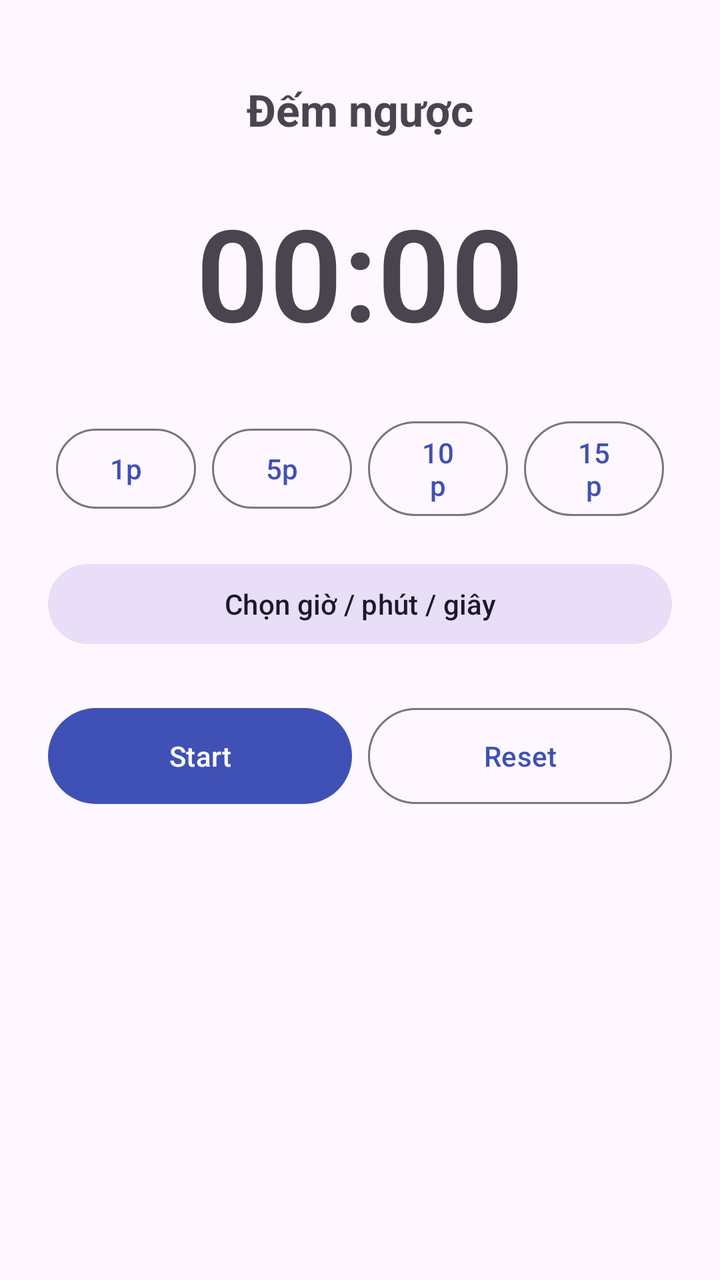
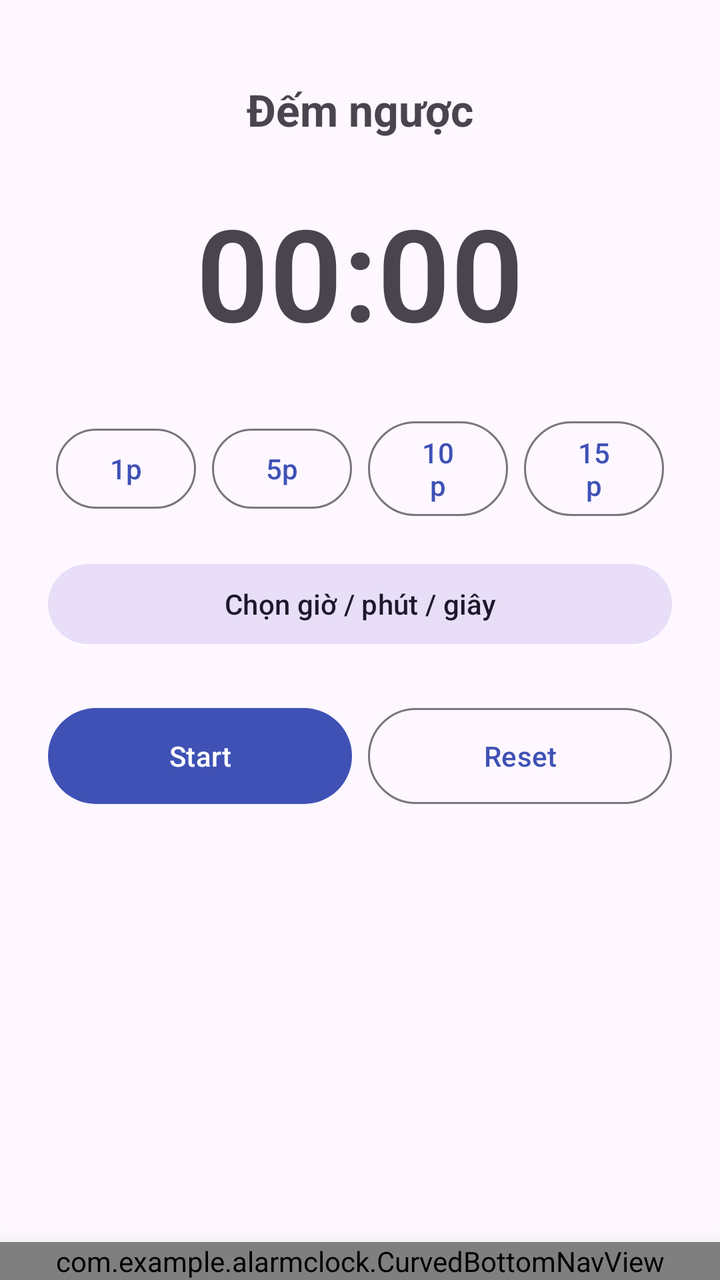

The first picture is an Android layout as it rendered before a commit; the second is the same layout after the commit. The layout source and the unified diff follow.
<!-- AndroidManifest.xml: activity theme Theme.AlarmClock -->
<!-- res/layout/activity_timer.xml -->
<?xml version="1.0" encoding="utf-8"?>
<ScrollView xmlns:android="http://schemas.android.com/apk/res/android"
    xmlns:app="http://schemas.android.com/apk/res-auto"
    android:layout_width="match_parent"
    android:layout_height="match_parent"
    android:fillViewport="true"
    android:background="?android:attr/colorBackground">

    <LinearLayout
        android:layout_width="match_parent"
        android:layout_height="wrap_content"
        android:orientation="vertical"
        android:gravity="center_horizontal"
        android:padding="24dp">

        <TextView
            android:layout_width="wrap_content"
            android:layout_height="wrap_content"
            android:text="Đếm ngược"
            android:textSize="22sp"
            android:textStyle="bold"
            android:layout_marginTop="16dp"
            android:layout_marginBottom="24dp" />

        <TextView
            android:id="@+id/tvTimer"
            android:layout_width="wrap_content"
            android:layout_height="wrap_content"
            android:text="00:00"
            android:textSize="64sp"
            android:textStyle="bold"
            android:fontFamily="sans-serif-light"
            android:layout_marginBottom="24dp" />

        <LinearLayout
            android:layout_width="match_parent"
            android:layout_height="wrap_content"
            android:orientation="horizontal"
            android:gravity="center"
            android:layout_marginBottom="12dp">

            <com.google.android.material.button.MaterialButton
                android:id="@+id/btn1min"
                android:layout_width="0dp"
                android:layout_height="wrap_content"
                android:layout_weight="1"
                android:text="1p"
                android:layout_margin="4dp"
                style="@style/Widget.Material3.Button.OutlinedButton" />
            <com.google.android.material.button.MaterialButton
                android:id="@+id/btn5min"
                android:layout_width="0dp"
                android:layout_height="wrap_content"
                android:layout_weight="1"
                android:text="5p"
                android:layout_margin="4dp"
                style="@style/Widget.Material3.Button.OutlinedButton" />
            <com.google.android.material.button.MaterialButton
                android:id="@+id/btn10min"
                android:layout_width="0dp"
                android:layout_height="wrap_content"
                android:layout_weight="1"
                android:text="10p"
                android:layout_margin="4dp"
                style="@style/Widget.Material3.Button.OutlinedButton" />
            <com.google.android.material.button.MaterialButton
                android:id="@+id/btn15min"
                android:layout_width="0dp"
                android:layout_height="wrap_content"
                android:layout_weight="1"
                android:text="15p"
                android:layout_margin="4dp"
                style="@style/Widget.Material3.Button.OutlinedButton" />
        </LinearLayout>

        <com.google.android.material.button.MaterialButton
            android:id="@+id/btnCustom"
            android:layout_width="match_parent"
            android:layout_height="wrap_content"
            android:text="Chọn giờ / phút / giây"
            android:layout_marginBottom="24dp"
            style="@style/Widget.Material3.Button.TonalButton" />

        <LinearLayout
            android:layout_width="match_parent"
            android:layout_height="wrap_content"
            android:orientation="horizontal"
            android:gravity="center"
            android:layout_marginBottom="32dp">

            <com.google.android.material.button.MaterialButton
                android:id="@+id/btnStartPause"
                android:layout_width="0dp"
                android:layout_height="56dp"
                android:layout_weight="1"
                android:text="Start"
                android:layout_marginEnd="8dp" />
            <com.google.android.material.button.MaterialButton
                android:id="@+id/btnReset"
                android:layout_width="0dp"
                android:layout_height="56dp"
                android:layout_weight="1"
                android:text="Reset"
                style="@style/Widget.Material3.Button.OutlinedButton" />
        </LinearLayout>

        
        <LinearLayout
            android:id="@+id/ringLayout"
            android:layout_width="match_parent"
            android:layout_height="wrap_content"
            android:orientation="vertical"
            android:gravity="center"
            android:visibility="gone"
            android:padding="16dp"
            android:background="#1A237E">

            <TextView
                android:layout_width="wrap_content"
                android:layout_height="wrap_content"
                android:text="⏰ Hết giờ!"
                android:textColor="@android:color/white"
                android:textSize="24sp"
                android:textStyle="bold"
                android:layout_marginBottom="16dp" />

            <com.google.android.material.button.MaterialButton
                android:id="@+id/btnStopRing"
                android:layout_width="match_parent"
                android:layout_height="56dp"
                android:text="Tắt"
                android:backgroundTint="#E53935" />
        </LinearLayout>
    </LinearLayout>
</ScrollView>
<!-- resources referenced by this layout -->
<resources>
  <style name="Theme.AlarmClock" parent="Theme.Material3.DayNight.NoActionBar">
          <item name="colorPrimary">#3F51B5</item>
          <item name="colorPrimaryVariant">#303F9F</item>
          <item name="colorOnPrimary">@android:color/white</item>
          <item name="colorSecondary">#FF4081</item>
          <item name="android:windowAnimationStyle">@style/WindowFadeThrough</item>
      </style>
  <style name="WindowFadeThrough">
          <item name="android:activityOpenEnterAnimation">@anim/fade_through_enter</item>
          <item name="android:activityOpenExitAnimation">@anim/fade_through_exit</item>
          <item name="android:activityCloseEnterAnimation">@anim/fade_through_enter</item>
          <item name="android:activityCloseExitAnimation">@anim/fade_through_exit</item>
      </style>
</resources>

<!-- the commit's change to res/layout/activity_timer.xml (unified diff, before → after) -->
@@ -1,10 +1,15 @@
 <?xml version="1.0" encoding="utf-8"?>
-<ScrollView xmlns:android="http://schemas.android.com/apk/res/android"
+<LinearLayout xmlns:android="http://schemas.android.com/apk/res/android"
     xmlns:app="http://schemas.android.com/apk/res-auto"
     android:layout_width="match_parent"
     android:layout_height="match_parent"
-    android:fillViewport="true"
+    android:orientation="vertical"
     android:background="?android:attr/colorBackground">
+    <ScrollView
+        android:layout_width="match_parent"
+        android:layout_height="0dp"
+        android:layout_weight="1"
+        android:fillViewport="true">
 
     <LinearLayout
         android:layout_width="match_parent"
@@ -133,3 +138,10 @@
         </LinearLayout>
     </LinearLayout>
 </ScrollView>
+    <com.example.alarmclock.CurvedBottomNavView
+        android:id="@+id/curvedNav"
+        android:layout_width="match_parent"
+        android:layout_height="wrap_content"
+        android:background="@android:color/transparent"
+        android:elevation="16dp" />
+</LinearLayout>
